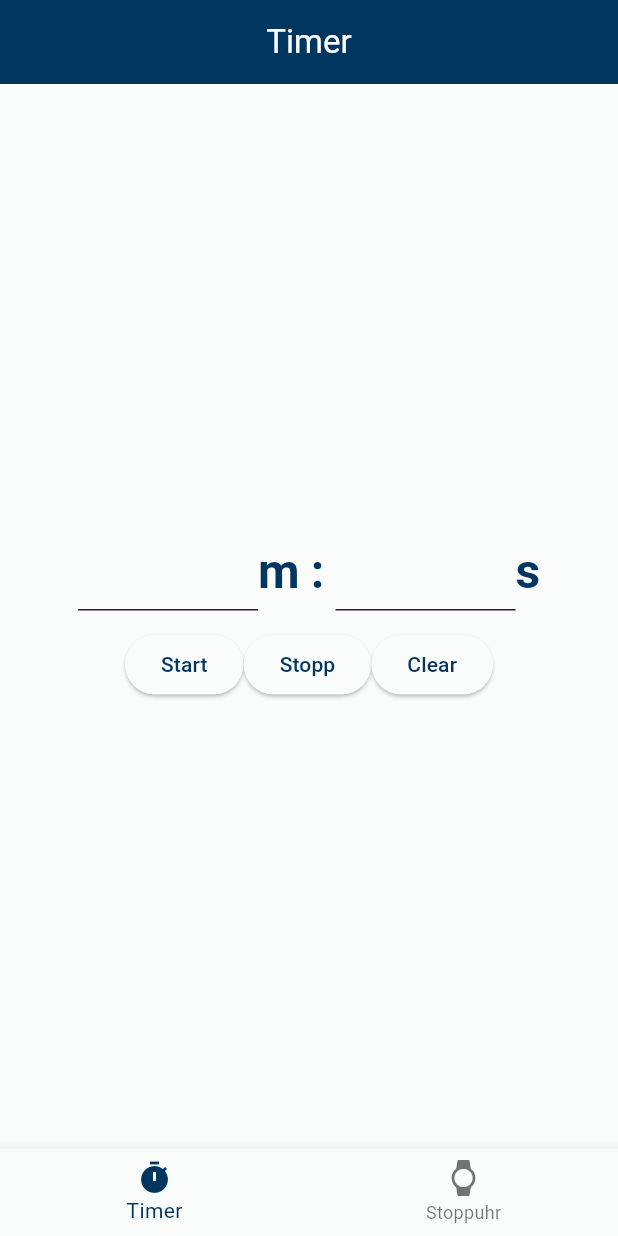
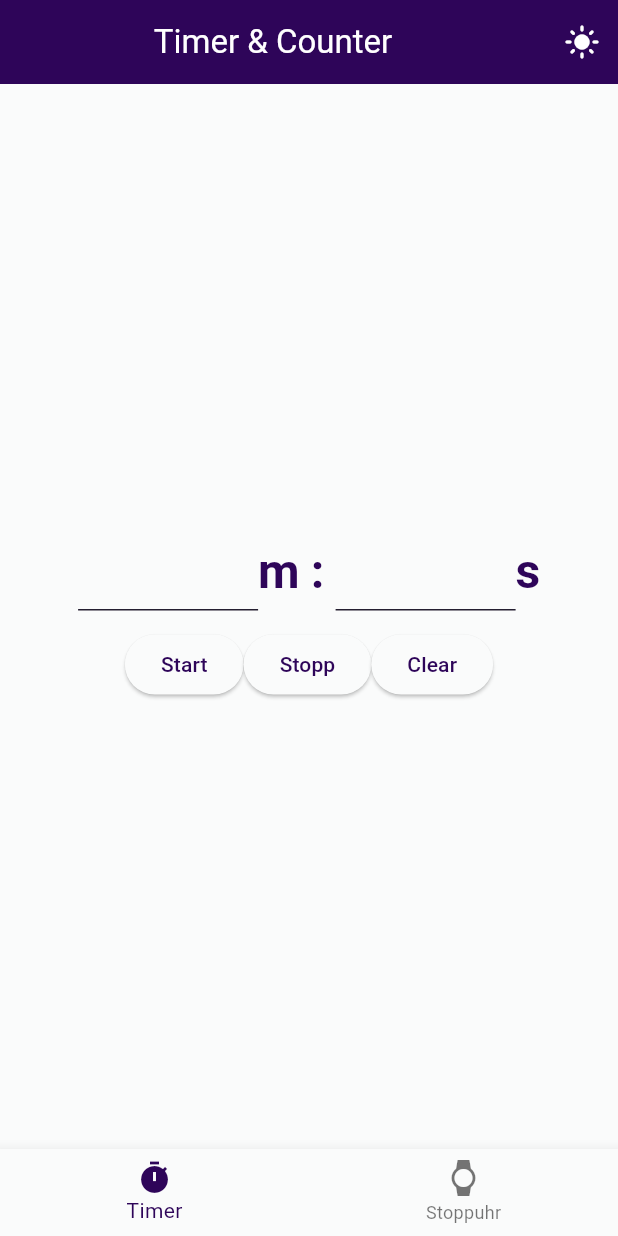
Before and after one commit to arthur892/ts_5_2_1_stoppuhr, a Flutter app: the screen it shows after launch, on a phone screen of 412 x 824 dp. Run offline on Flutter 3.47's test engine with Material 3 defaults, Android fonts, the phone set to English and light mode, and no system bars.

Commit message:
added darkmode

```diff
--- a/lib/counter.dart
+++ b/lib/counter.dart
@@ -60,9 +60,6 @@ class _CounterState extends State<Counter> {
   @override
   Widget build(BuildContext context) {
     return Scaffold(
-      appBar: AppBar(
-        title: const Center(child: Text("Stoppuhr")),
-      ),
       body: Column(
         mainAxisAlignment: MainAxisAlignment.center,
         crossAxisAlignment: CrossAxisAlignment.center,
--- a/lib/main.dart
+++ b/lib/main.dart
@@ -17,6 +17,7 @@ class MainApp extends StatefulWidget {
 class _MainAppState extends State<MainApp> {
   final List<Widget> _screens = [const Timer(), const Counter()];
   int _selectedIndex = 0;
+  bool _isDarkMode = false;
 
   void setScreen(int index) {
     setState(() {
@@ -24,24 +25,39 @@ class _MainAppState extends State<MainApp> {
     });
   }
 
+  void toggleTheme() {
+    setState(() {
+      _isDarkMode = !_isDarkMode;
+    });
+  }
+
   @override
   Widget build(BuildContext context) {
     return MaterialApp(
       title: "Stoppuhr",
-      themeMode: ThemeMode.light,
+      themeMode: _isDarkMode ? ThemeMode.dark : ThemeMode.light,
       theme: GlobalThemeData.lightThemeData,
       darkTheme: GlobalThemeData.darkThemeData,
       home: Scaffold(
+        appBar: AppBar(
+          title: const Center(child: Text("Timer & Counter")),
+          actions: [
+            IconButton(
+              icon: Icon(_isDarkMode ? Icons.dark_mode : Icons.light_mode),
+              onPressed: toggleTheme,
+            ),
+          ],
+        ),
         bottomNavigationBar: BottomNavigationBar(
           items: const [
             BottomNavigationBarItem(icon: Icon(Icons.timer), label: "Timer"),
-              BottomNavigationBarItem(
-                  icon: Icon(Icons.watch), label: "Stoppuhr")
+            BottomNavigationBarItem(icon: Icon(Icons.watch), label: "Stoppuhr"),
           ],
           currentIndex: _selectedIndex,
           onTap: setScreen,
         ),
-          body: _screens[_selectedIndex]),
+        body: _screens[_selectedIndex],
+      ),
     );
   }
 }
--- a/lib/themes/light_theme.dart
+++ b/lib/themes/light_theme.dart
@@ -25,7 +25,8 @@ class GlobalThemeData {
   }
 
   static const ColorScheme lightColorScheme = ColorScheme(
-    primary: Color.fromARGB(255, 0, 54, 96),
+    //primary: Color.fromARGB(255, 0, 54, 96),
+    primary: Color.fromARGB(255, 46, 5, 89),
     onPrimary: Colors.white,
     secondary: Color(0xFFEFF3F3),
     onSecondary: Color(0xFF322942),
@@ -38,7 +39,7 @@ class GlobalThemeData {
 
   static const ColorScheme darkColorScheme = ColorScheme(
     primary: Color(0xFFFF8383),
-    secondary: Color(0xFF4D1F7C),
+    secondary: Color.fromARGB(255, 150, 238, 242),
     surface: Color(0xFF1F1929),
     error: Colors.redAccent,
     onError: Colors.white,
--- a/lib/timer.dart
+++ b/lib/timer.dart
@@ -100,9 +100,6 @@ class _TimerState extends State<Timer> {
   @override
   Widget build(BuildContext context) {
     return Scaffold(
-      appBar: AppBar(
-        title: const Center(child: Text("Timer")),
-      ),
       backgroundColor: ScaffoldColor,
       body: Column(
         mainAxisAlignment: MainAxisAlignment.center,
```
Lines whose indentation alone changed are shown as unchanged.
